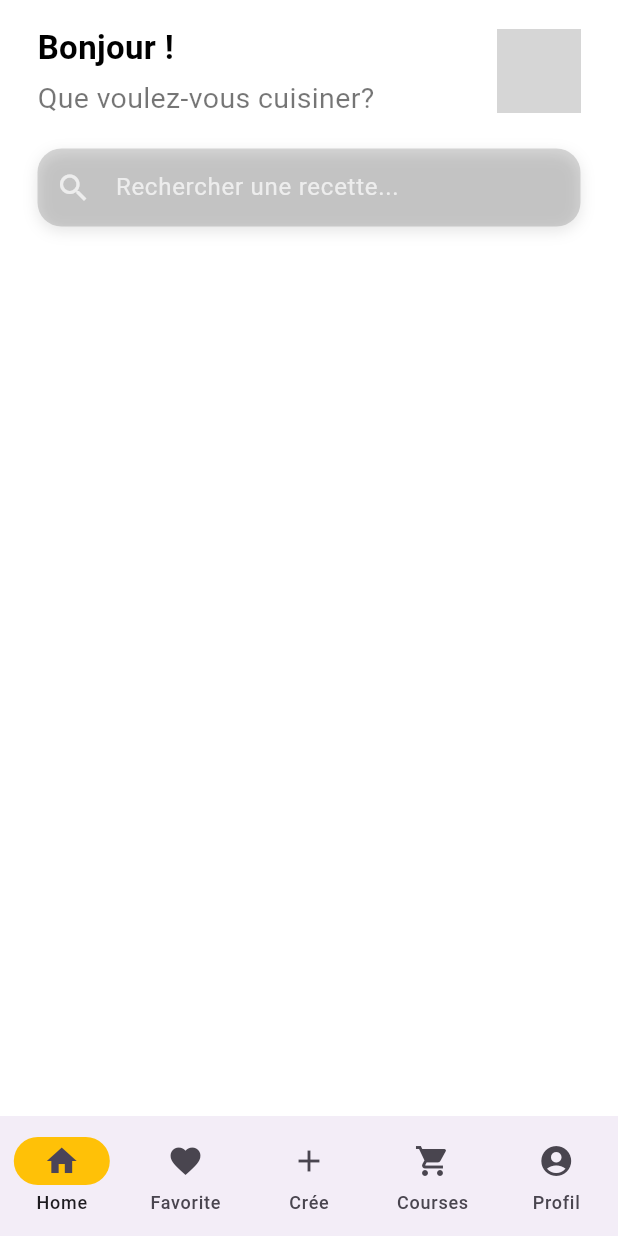
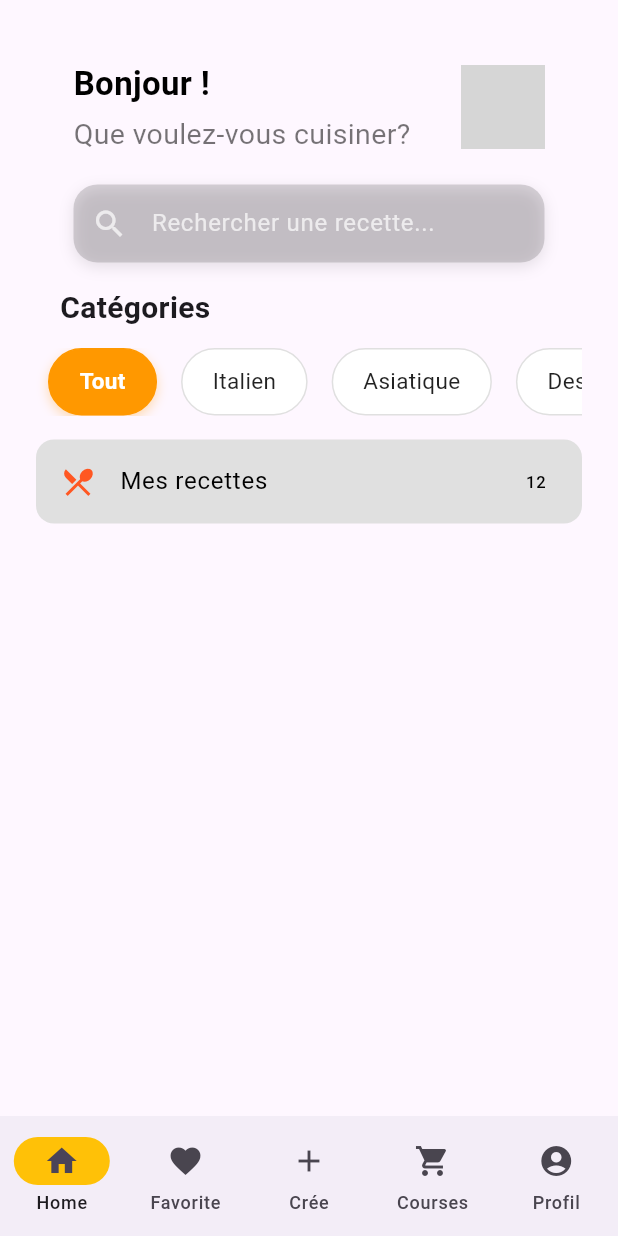
Before and after one commit to MaryamMichel/recette_app, a Flutter app: the NavBar screen opened directly, on a phone screen of 412 x 824 dp. Run offline on Flutter 3.47's test engine with Material 3 defaults, Android fonts, the phone set to English and light mode, and no system bars; our stand-ins replace adaptive_theme; grey boxes are pictures that could not be loaded.

Commit message:
update files

```diff
--- a/lib/Widgets/categories.dart
+++ b/lib/Widgets/categories.dart
@@ -9,7 +9,12 @@ class CategoriesWidget extends StatefulWidget {
 
 class _CategoriesWidgetState extends State<CategoriesWidget> {
   final List<String> categories = [
-    'Tout', 'Italien', 'Asiatique', 'Dessert', 'Végétarien'];
+    'Tout',
+    'Italien',
+    'Asiatique',
+    'Dessert',
+    'Végétarien',
+  ];
 
   int selectedIndex = 0;
 
@@ -18,7 +23,6 @@ class _CategoriesWidgetState extends State<CategoriesWidget> {
     return Column(
       crossAxisAlignment: CrossAxisAlignment.start,
       children: [
-
         const Padding(
           padding: EdgeInsets.symmetric(horizontal: 16.0),
           child: Text(
@@ -30,7 +34,6 @@ class _CategoriesWidgetState extends State<CategoriesWidget> {
           ),
         ),
         const SizedBox(height: 12),
-
         SizedBox(
           height: 45,
           child: ListView.builder(
@@ -43,13 +46,13 @@ class _CategoriesWidgetState extends State<CategoriesWidget> {
                   setState(() {
                     selectedIndex = index;
                   });
-
-
                 },
                 child: Container(
                   margin: const EdgeInsets.symmetric(horizontal: 8),
-                  padding:
-                  const EdgeInsets.symmetric(horizontal: 20, vertical: 10),
+                  padding: const EdgeInsets.symmetric(
+                    horizontal: 20,
+                    vertical: 10,
+                  ),
                   decoration: BoxDecoration(
                     color: isSelected ? Colors.orange : Colors.white,
                     borderRadius: BorderRadius.circular(30),
@@ -69,9 +72,10 @@ class _CategoriesWidgetState extends State<CategoriesWidget> {
                     categories[index],
                     style: TextStyle(
                       color: isSelected ? Colors.white : Colors.black87,
-                      fontWeight:
-                      isSelected ? FontWeight.bold : FontWeight.normal,
-                      fontSize: 15
+                      fontWeight: isSelected
+                          ? FontWeight.bold
+                          : FontWeight.normal,
+                      fontSize: 15,
                     ),
                   ),
                 ),
@@ -79,7 +83,6 @@ class _CategoriesWidgetState extends State<CategoriesWidget> {
             },
           ),
         ),
-
       ],
     );
   }
--- a/lib/main.dart
+++ b/lib/main.dart
@@ -1,7 +1,6 @@
 import 'package:adaptive_theme/adaptive_theme.dart';
 import 'package:flutter/material.dart';
 import 'package:recette_app/Widgets/nav_bar.dart';
-import 'package:recette_app/screens/Home.dart';
 import 'package:recette_app/screens/home_page.dart';
 import 'package:recette_app/screens/profile_page.dart';
 
@@ -13,6 +12,7 @@
 
 class MyApp extends StatelessWidget {
   final AdaptiveThemeMode? savedThemeMode;
+
   const MyApp({super.key, this.savedThemeMode});
 
   @override
@@ -34,7 +34,7 @@
         title: 'Adaptive Theme Demo',
         theme: ThemeData(),
         darkTheme: ThemeData.dark(),
-        home: const HomeScreen(),
+        home: const NavBar(),
       ),
       debugShowFloatingThemeButton: true,
     );
--- a/lib/screens/home_page.dart
+++ b/lib/screens/home_page.dart
@@ -1,4 +1,6 @@
 import 'package:flutter/material.dart';
+import 'package:recette_app/Widgets/nav_bar.dart';
+import '../Widgets/categories.dart';
 import '../widgets/header.dart';
 
 class HomePage extends StatelessWidget {
@@ -7,12 +9,45 @@ class HomePage extends StatelessWidget {
   @override
   Widget build(BuildContext context) {
     return Scaffold(
-      backgroundColor: Colors.white,
-      body: SingleChildScrollView(
-        child: Column(
-          children: [
-            Header(),
-          ],
+      body: SafeArea(
+        child: SingleChildScrollView(
+          padding: const EdgeInsets.symmetric(vertical: 24.0, horizontal: 24.0),
+          child: Column(
+            children: [
+              Column(
+                children: [
+                  Header(),
+                ],
+              ),
+              CategoriesWidget(),
+              const SizedBox(height: 16),
+              Column(
+                children: [
+                  ListTile(
+                    leading: Icon(
+                      Icons.restaurant_menu,
+                      color: Colors.deepOrange,
+                    ),
+                    title: Text(
+                      "Mes recettes",
+                      style: TextStyle(
+                        color: Colors.black,
+                      ),
+                    ),
+                    trailing: Text(
+                      "12",
+                      style: TextStyle(color: Colors.black),
+                    ),
+                    tileColor: Colors.grey[300],
+                    shape: RoundedRectangleBorder(
+                      borderRadius: BorderRadius.circular(12),
+                    ),
+                  ),
+                  SizedBox( height: 18, width: 36),
+                ],
+              ),
+            ],
+          ),
         ),
       ),
     );
--- a/lib/screens/profile_page.dart
+++ b/lib/screens/profile_page.dart
@@ -12,7 +12,7 @@ class _ProfilePageState extends State<ProfilePage> {
   @override
   Widget build(BuildContext context) {
     return Scaffold(
-      backgroundColor: Color(0xFFEFEAE8),
+      backgroundColor: Color(0xFFFFFFFF),
       body: SafeArea(
         child: SingleChildScrollView(
           padding: const EdgeInsets.symmetric(vertical: 24.0, horizontal: 24.0),
@@ -25,7 +25,7 @@ class _ProfilePageState extends State<ProfilePage> {
               ),
               const SizedBox(height: 16),
               Text(
-                "Jean Dupont",
+                "Mariam Fatma",
                 style: const TextStyle(
                   fontSize: 22,
                   fontWeight: FontWeight.bold,
@@ -33,7 +33,7 @@ class _ProfilePageState extends State<ProfilePage> {
               ),
               const SizedBox(height: 4),
               const Text(
-                "jean.dupont@email.com",
+                "mariam.fatma@email.com",
                 style: TextStyle(
                   fontSize: 15,
                 ),
```
Also changed, not shown: lib/Services/api_service.dart (+22 -0 lines), lib/screens/Home.dart (deleted).
